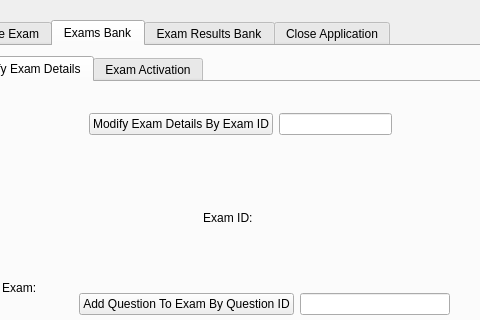
This is GUI/TeacherGUIQtDesigner.ui in applet199/OOPCourseWorkTwo as Qt 5 draws it before an edit; both pictures show x 285 to 765 and y 0 to 320 of the 1132 by 875 pixel window. The edited form follows.
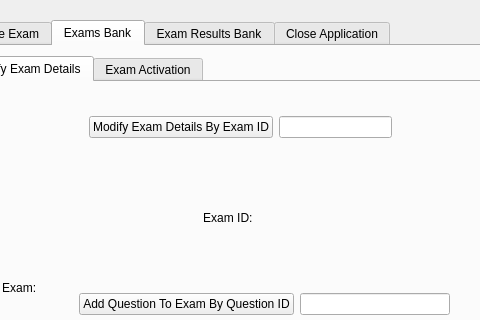
This is the edited form. The open tabs and pages were chosen to show the change.

Patch:
```diff
--- a/GUI/TeacherGUIQtDesigner.ui
+++ b/GUI/TeacherGUIQtDesigner.ui
@@ -1438,7 +1438,7 @@
           <x>330</x>
           <y>30</y>
           <width>303</width>
-          <height>25</height>
+          <height>30</height>
          </rect>
         </property>
         <layout class="QHBoxLayout" name="horizontalLayout_13">
```
Left out of the diff: 4 changed lines with no effect on the pictures.
